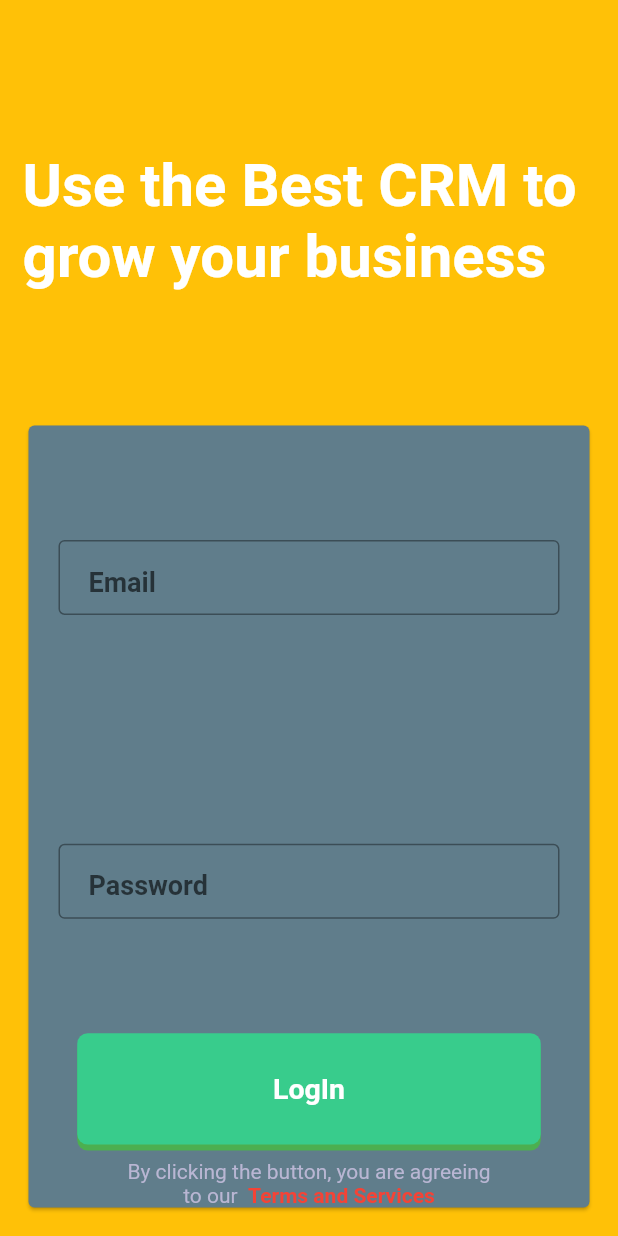
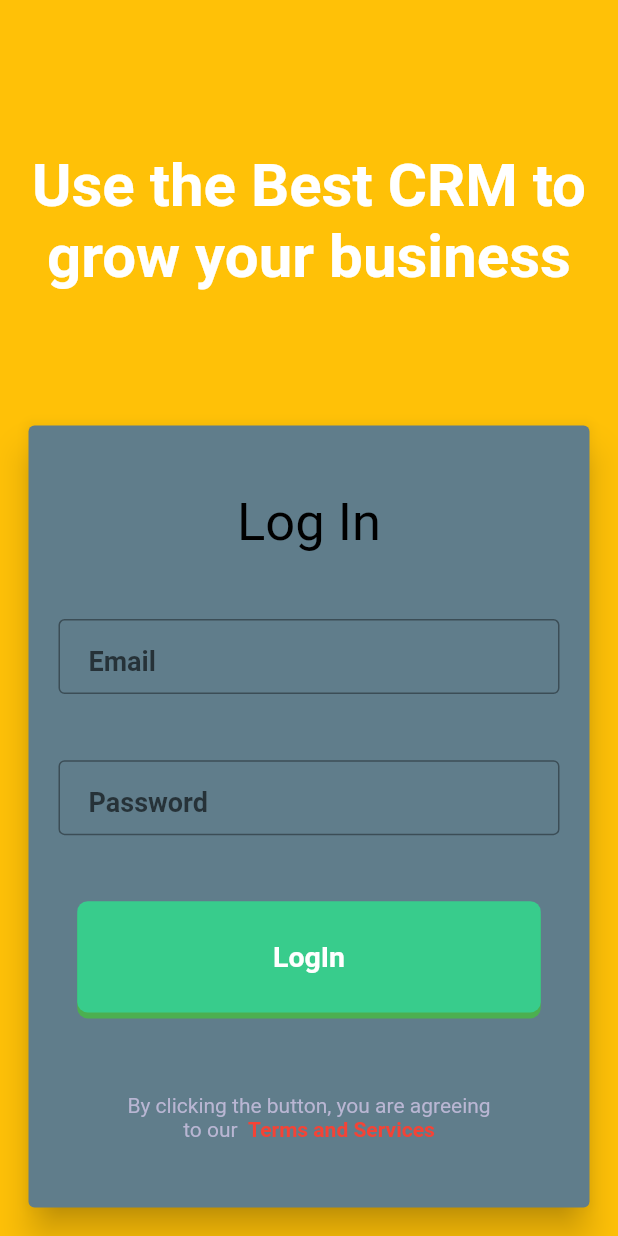
Before and after one commit to kapiljhajhria/crm_android_app, a Flutter app: the screen it shows after launch, on a phone screen of 412 x 824 dp. Run offline on Flutter 3.47's test engine with Material 2 defaults, Android fonts, the phone set to English and light mode, and no system bars; missing offline and left inert: requests; Roboto replaces fonts that are missing (Poppins).

Commit message:
log in page UI completed

```diff
--- a/lib/screens/login.dart
+++ b/lib/screens/login.dart
@@ -17,9 +17,7 @@ class _LogInScreenState extends State<LogInScreen> {
 
   Widget formInputTextBox(
       String fieldName, TextEditingController txtController) {
-    return Expanded(
-      flex: 1,
-      child: Container(
+    return Container(
       child: Center(
         child: TextField(
           controller: txtController,
@@ -29,12 +27,10 @@ class _LogInScreenState extends State<LogInScreen> {
               hintText: fieldName,
               contentPadding:
                   EdgeInsets.symmetric(horizontal: 20, vertical: 10),
-                hintStyle:
-                    TextStyle(fontWeight: FontWeight.w600, fontSize: 18)),
+              hintStyle: TextStyle(fontWeight: FontWeight.w600, fontSize: 18)),
         ),
       ),
       padding: EdgeInsets.fromLTRB(20, 0, 20, 0),
-      ),
     );
   }
 
@@ -130,6 +126,7 @@ class _LogInScreenState extends State<LogInScreen> {
                   child: Center(
                     child: Text(
                       "Use the Best CRM to grow your business",
+                      textAlign: TextAlign.center,
                       style: TextStyle(
                           fontWeight: FontWeight.bold,
                           fontSize: 40,
@@ -140,10 +137,20 @@ class _LogInScreenState extends State<LogInScreen> {
                 Expanded(
                   flex: 2,
                   child: Card(
+                    elevation: 10,
+//                    margin: EdgeInsets.only(top: 40,bottom: 40),
 //                  margin: EdgeInsets.all(5),
                     color: Colors.blueGrey,
                     child: Column(
+                      mainAxisAlignment: MainAxisAlignment.spaceEvenly,
                       children: <Widget>[
+                        Center(
+                          child: Text(
+                            "Log In",
+                            style: TextStyle(fontSize: 35, color: Colors.black),
+                            textAlign: TextAlign.center,
+                          ),
+                        ),
                         formInputTextBox("Email", emailController),
                         formInputTextBox("Password", pwdController),
                         GestureDetector(
```
Lines whose indentation alone changed are shown as unchanged.
